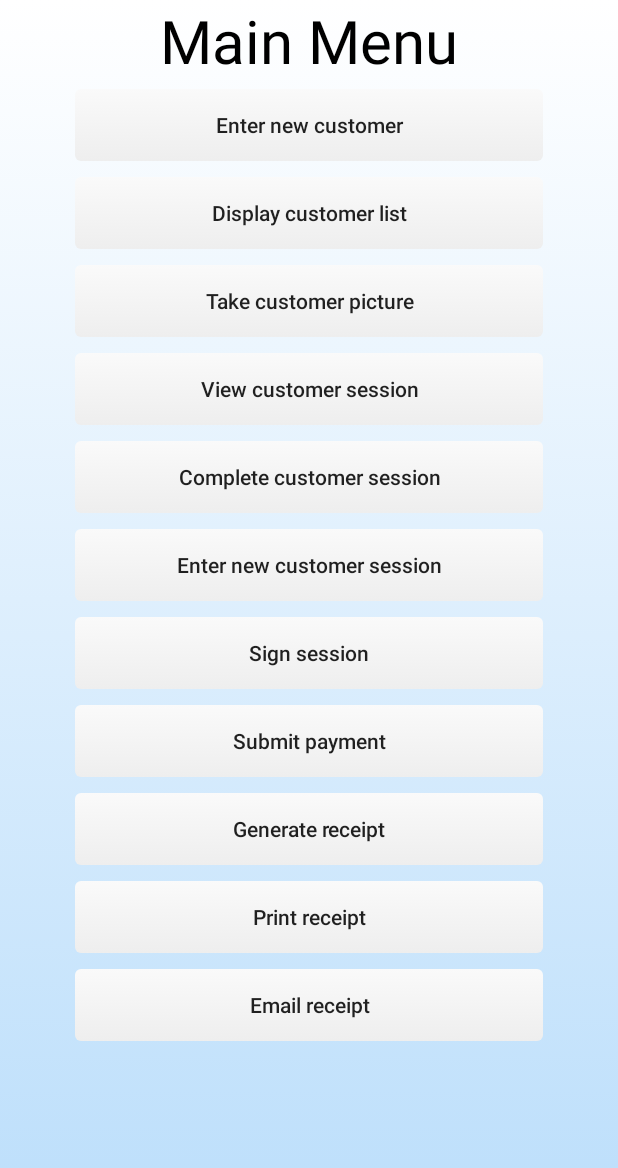
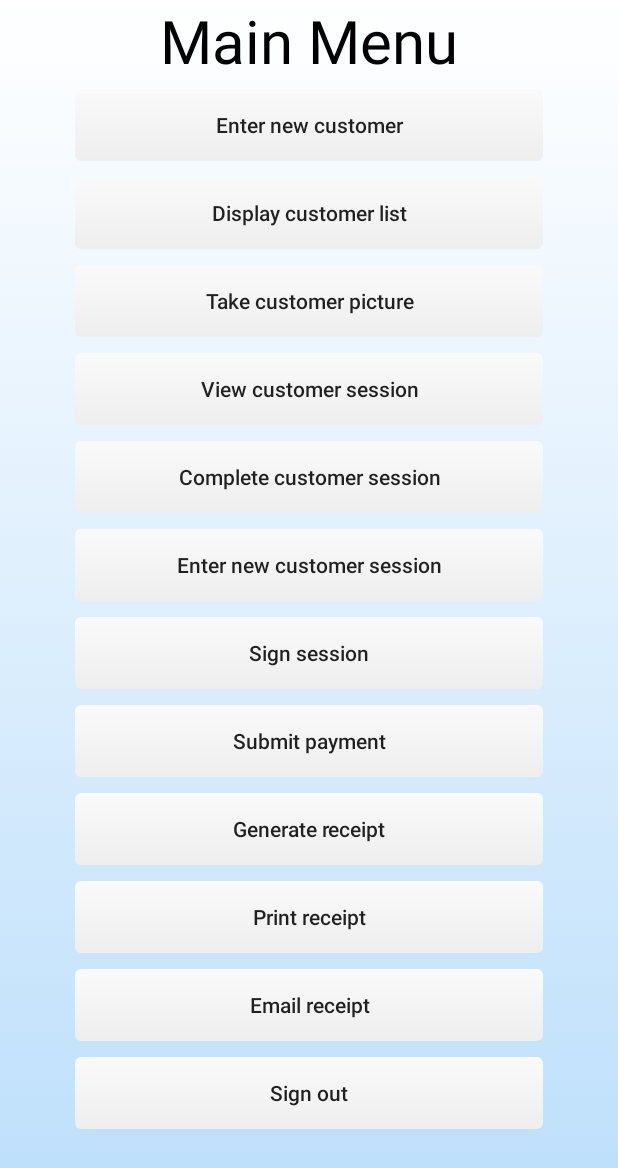
Before and after one commit to rmeijer61/TrainMan, an Android app: the MenuActivity screen opened directly, with no data from a screen before it, on a phone screen of 412 x 824 dp. Shown: the top 1168 px of the screen. Run offline under Robolectric (Android 15) with nearby library versions, the phone set to English and light mode, and no system bars.

```diff
--- a/app/src/main/res/layout/activity_menu.xml
+++ b/app/src/main/res/layout/activity_menu.xml
@@ -171,5 +171,19 @@
             android:text="@string/email_receipt_text"/>
     </LinearLayout>
 
+    <LinearLayout
+        android:orientation="vertical"
+        android:layout_width="wrap_content"
+        android:layout_height="wrap_content"
+        android:layout_gravity="center">
+        <Button
+            android:id="@+id/signout_button"
+            android:layout_width="312dp"
+            android:layout_height="wrap_content"
+            android:layout_margin="5dp"
+            android:background="@drawable/button_round"
+            android:text="@string/signout_text"/>
+    </LinearLayout>
+
 
 </LinearLayout>
--- a/app/src/main/res/values/strings.xml
+++ b/app/src/main/res/values/strings.xml
@@ -30,4 +30,5 @@
     <string name="generate_receipt_text">Generate receipt</string>
     <string name="print_receipt_text">Print receipt</string>
     <string name="email_receipt_text">Email receipt</string>
+    <string name="signout_text">Sign out</string>
 </resources>
```
